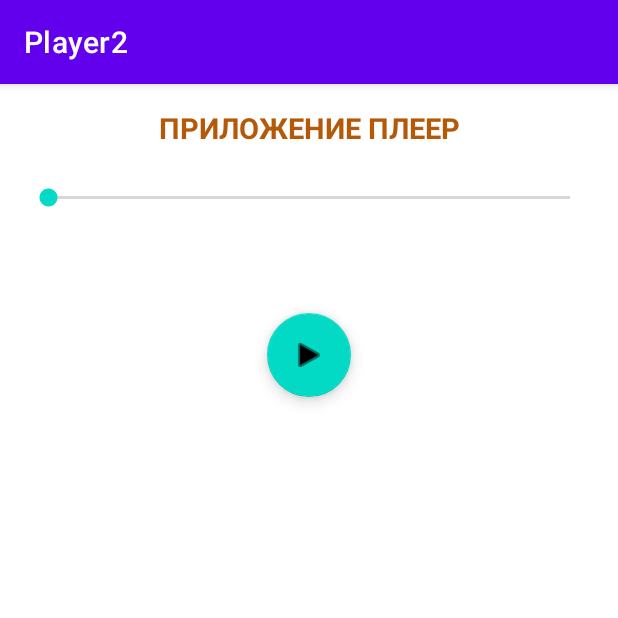
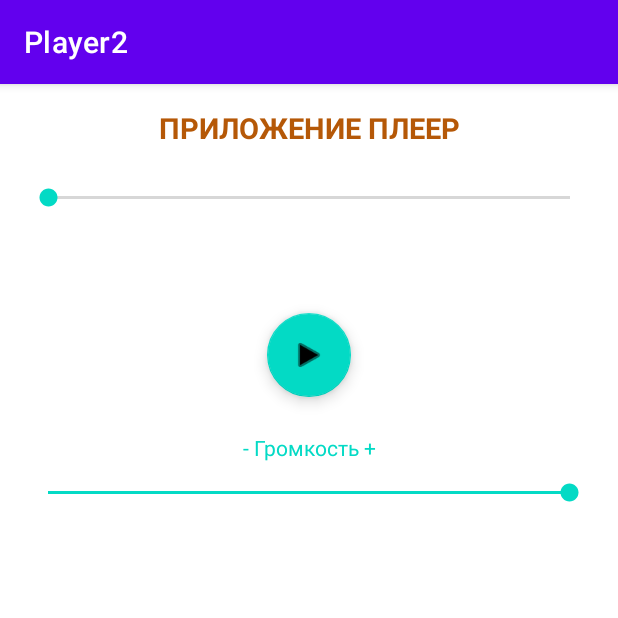
Before and after one commit to 6ykvarb/PLayerVol, an Android app: the screen it shows after launch (MainActivity), on a phone screen of 412 x 824 dp, the top half of it. Run offline under Robolectric (Android 15) with nearby library versions, the phone set to English and light mode, and no system bars.

Commit message:
Update activity_main.xml

```diff
--- a/app/src/main/res/layout/activity_main.xml
+++ b/app/src/main/res/layout/activity_main.xml
@@ -6,7 +6,7 @@
     android:layout_height="match_parent"
     tools:context=".MainActivity">
 
-    <TextView
+     <TextView
         android:id="@+id/textView"
         android:layout_width="380dp"
         android:layout_height="wrap_content"
@@ -49,4 +49,33 @@
         app:layout_constraintStart_toStartOf="parent"
         app:layout_constraintTop_toBottomOf="@+id/seekBar"
         app:srcCompat="@android:drawable/ic_media_play" />
+
+    <SeekBar
+        android:id="@+id/volBar"
+        android:layout_width="380dp"
+        android:layout_height="25dp"
+        android:layout_marginTop="8dp"
+        app:layout_constraintEnd_toEndOf="parent"
+        app:layout_constraintStart_toStartOf="parent"
+        app:layout_constraintTop_toBottomOf="@+id/textView4" />
+
+    <TextView
+        android:id="@+id/textView4"
+        android:layout_width="wrap_content"
+        android:layout_height="wrap_content"
+        android:layout_marginTop="24dp"
+        android:text="- Громкость +"
+        android:textColor="@color/teal_200"
+        app:layout_constraintEnd_toEndOf="parent"
+        app:layout_constraintStart_toStartOf="parent"
+        app:layout_constraintTop_toBottomOf="@+id/fabPlayPause" />
+
+    <TextView
+        android:id="@+id/textVolHint"
+        android:layout_width="wrap_content"
+        android:layout_height="wrap_content"
+        android:layout_marginTop="8dp"
+        app:layout_constraintEnd_toEndOf="parent"
+        app:layout_constraintStart_toStartOf="parent"
+        app:layout_constraintTop_toBottomOf="@+id/volBar" />
 </androidx.constraintlayout.widget.ConstraintLayout>
```
